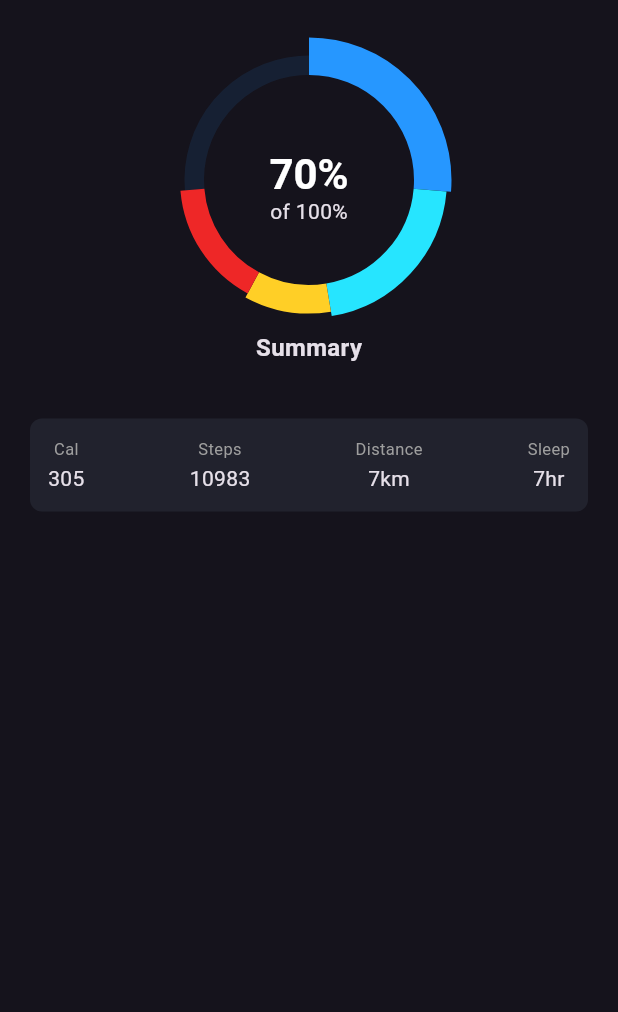
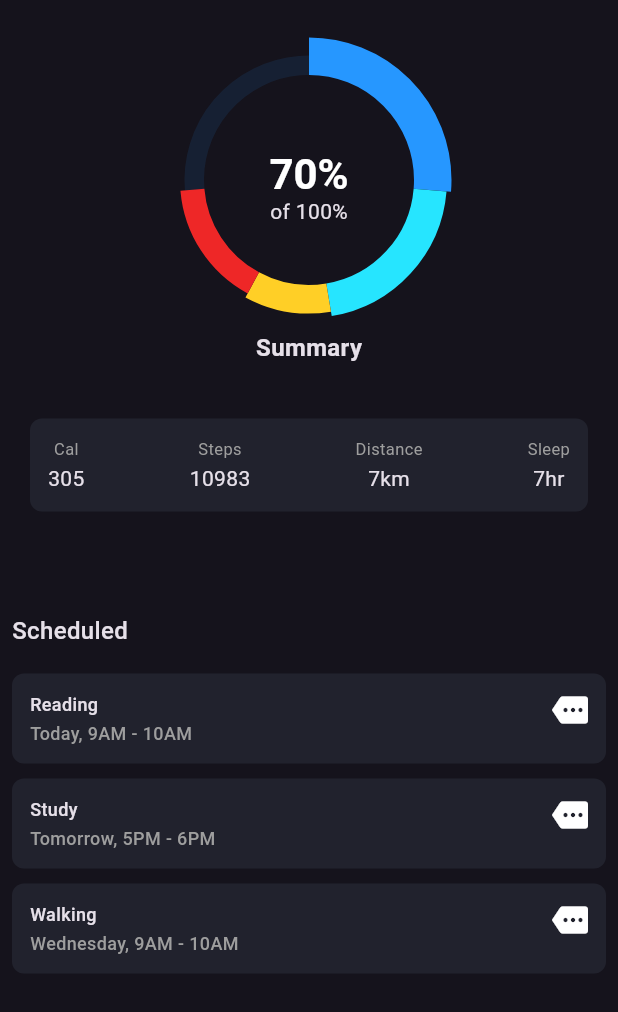
Before and after one commit to emadmoenes/responsive-ui-, a Flutter app: the SummaryWidget widget shown alone on an empty page, opened directly, on a phone screen of 412 x 824 dp. Shown: the top 1012 px of the screen. Run offline on Flutter 3.47's test engine with Material 3 defaults, Android fonts, the phone set to English and light mode, and no system bars; drawn by our look-alikes of fl_chart.

Commit message:
finish design

```diff
--- /dev/null
+++ b/lib/data/shedule_task_data.dart
@@ -0,0 +1,9 @@
+import 'package:responsive_project/models/schedule_model.dart';
+
+class ScheduleTasksData {
+  final scheduled = const [
+    ScheduledModel(title: "Reading", date: "Today, 9AM - 10AM"),
+    ScheduledModel(title: "Study", date: "Tomorrow, 5PM - 6PM"),
+    ScheduledModel(title: "Walking", date: "Wednesday, 9AM - 10AM"),
+  ];
+}
--- /dev/null
+++ b/lib/models/schedule_model.dart
@@ -0,0 +1,6 @@
+class ScheduledModel {
+  final String title;
+  final String date;
+
+  const ScheduledModel({required this.title, required this.date});
+}
--- /dev/null
+++ b/lib/widgets/scheduled_wedgit.dart
@@ -0,0 +1,62 @@
+import 'package:flutter/cupertino.dart';
+import 'package:flutter/material.dart';
+import 'package:responsive_project/data/shedule_task_data.dart';
+import 'package:responsive_project/widgets/custom_card_widget.dart';
+
+class Scheduled extends StatelessWidget {
+  const Scheduled({super.key});
+
+  @override
+  Widget build(BuildContext context) {
+    final data = ScheduleTasksData();
+    return Padding(
+      padding: const EdgeInsets.all(8.0),
+      child: Column(
+        crossAxisAlignment: CrossAxisAlignment.start,
+        children: [
+          const Text(
+            "Scheduled",
+            style: TextStyle(fontSize: 16, fontWeight: FontWeight.w500),
+          ),
+          const SizedBox(height: 12),
+          for (var index = 0; index < data.scheduled.length; index++)
+            Padding(
+              padding: const EdgeInsets.symmetric(vertical: 5),
+              child: CustomCard(
+                color: Colors.black,
+                child: Column(
+                  children: [
+                    Row(
+                      mainAxisAlignment: MainAxisAlignment.spaceBetween,
+                      crossAxisAlignment: CrossAxisAlignment.start,
+                      children: [
+                        Column(
+                          crossAxisAlignment: CrossAxisAlignment.start,
+                          children: [
+                            Text(
+                              data.scheduled[index].title,
+                              style: const TextStyle(
+                                  fontSize: 12, fontWeight: FontWeight.w500),
+                            ),
+                            const SizedBox(height: 2),
+                            Text(
+                              data.scheduled[index].date,
+                              style: const TextStyle(
+                                  fontSize: 12,
+                                  color: Colors.grey,
+                                  fontWeight: FontWeight.w500),
+                            ),
+                          ],
+                        ),
+                        const Icon(Icons.more),
+                      ],
+                    ),
+                  ],
+                ),
+              ),
+            ),
+        ],
+      ),
+    );
+  }
+}
--- a/lib/widgets/summary_widget.dart
+++ b/lib/widgets/summary_widget.dart
@@ -1,5 +1,6 @@
 import 'package:flutter/cupertino.dart';
 import 'package:responsive_project/widgets/pie_chart_widget.dart';
+import 'package:responsive_project/widgets/scheduled_wedgit.dart';
 import 'package:responsive_project/widgets/summary_details.dart';
 
 class SummaryWidget extends StatelessWidget {
@@ -21,6 +22,10 @@ class SummaryWidget extends StatelessWidget {
           padding: const EdgeInsets.all(20.0),
           child: SummaryDetails(),
         ),
+        SizedBox(
+          height: 40,
+        ),
+        Scheduled(),
       ],
     ));
   }
```
